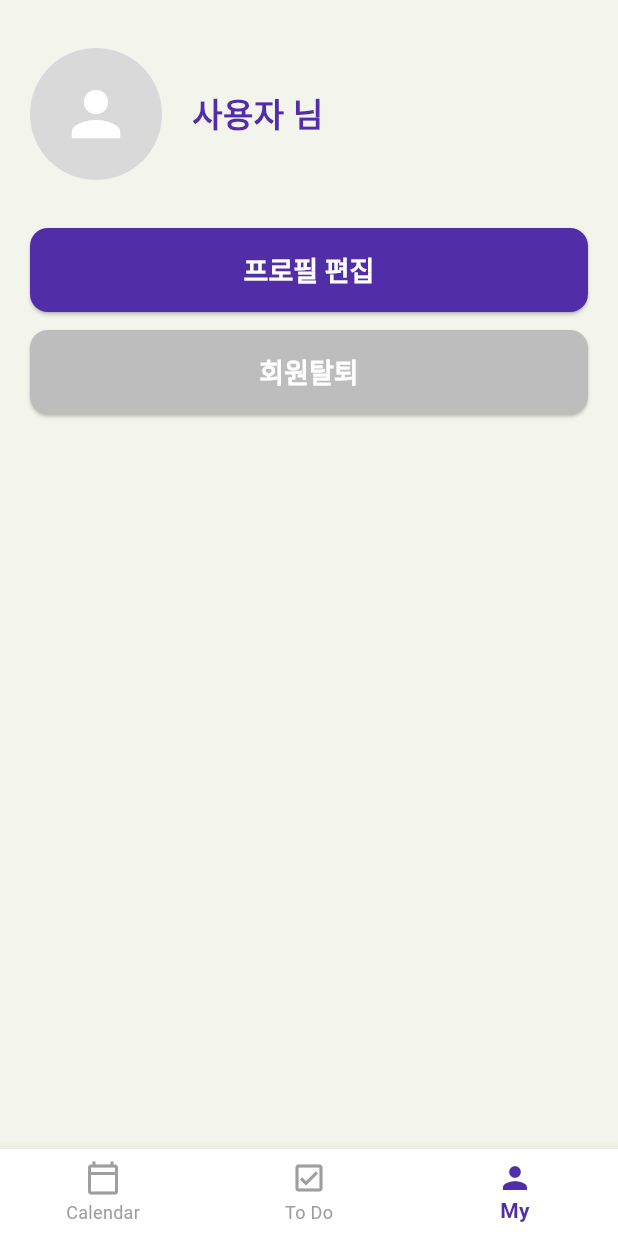
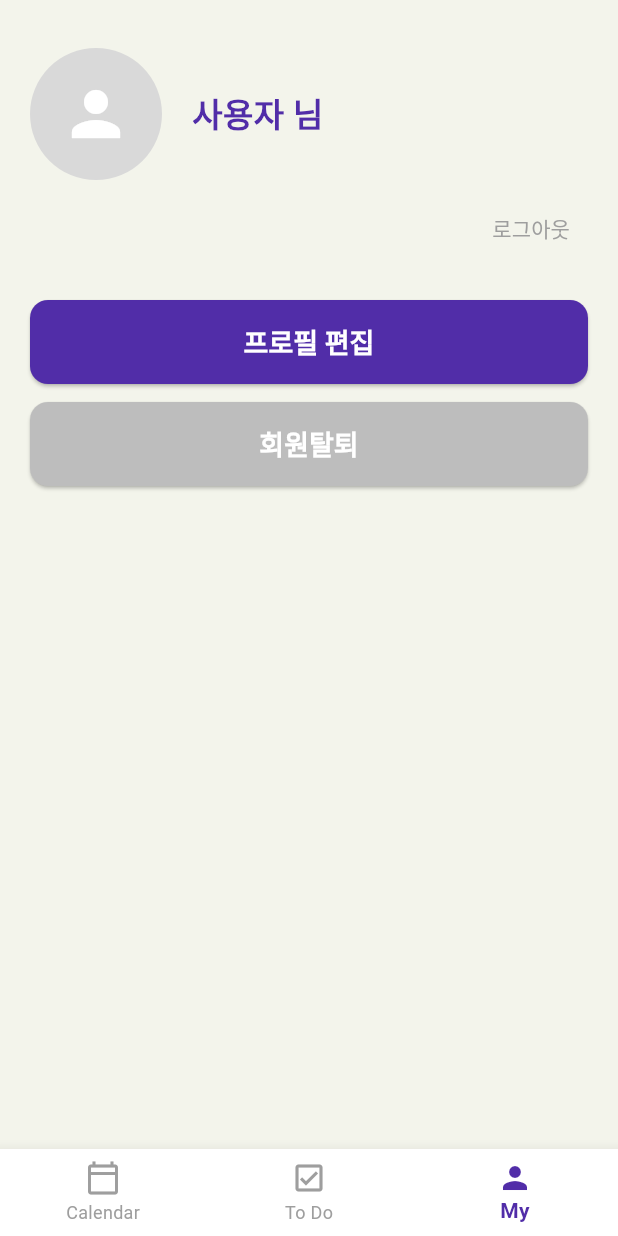
Before and after one commit to loveAlakazam/just_three_todolist, a Flutter app: the MyScreen screen opened by its route, on a phone screen of 412 x 824 dp. Run offline on Flutter 3.47's test engine with Material 3 defaults, Android fonts, the phone set to English and light mode, and no system bars; our stand-ins replace flutter_dotenv, flutter_riverpod, go_router, google_sign_in, image_picker, sign_in_button and 1 more; accounts and stored records are empty.

Commit message:
feat: 마이페이지에 로그아웃 버튼 추가
프로필 헤더 하단에 오른쪽 정렬된 회색 TextButton으로 로그아웃 기능을 추가한다.
AuthViewModel.signOut() 호출 후 router redirect가 자동으로 /login으로 이동.
설계 문서(04_mypage.md, 04_profile.md)도 함께 갱신.

Co-Authored-By: Claude Opus 4.6 <noreply@anthropic.com>

```diff
--- a/lib/features/profile/view/my_screen.dart
+++ b/lib/features/profile/view/my_screen.dart
@@ -2,6 +2,7 @@ import 'package:flutter/material.dart';
 import 'package:flutter_riverpod/flutter_riverpod.dart';
 import 'package:go_router/go_router.dart';
 
+import '../../auth/viewmodel/auth_view_model.dart';
 import '../../../shared/models/profile.dart';
 import '../viewmodel/profile_view_model.dart';
 
@@ -10,6 +11,7 @@ import '../viewmodel/profile_view_model.dart';
 /// 레이아웃:
 /// Scaffold → SafeArea → Column
 ///   ├─ Row (CircleAvatar + "{이름} 님")
+///   ├─ Align(right) → TextButton ("로그아웃", gray)
 ///   ├─ ElevatedButton ("프로필 편집", primary)
 ///   ├─ ElevatedButton ("회원탈퇴", gray)
 ///   └─ BottomNavigationBar (My 활성)
@@ -37,6 +39,25 @@ class _MyScreenState extends ConsumerState<MyScreen> {
   void _onTabTapped(int index) {
     if (index == _tabIndex) return;
     StatefulNavigationShell.of(context).goBranch(index);
+  }
+
+  /// 로그아웃 처리.
+  ///
+  /// `AuthViewModel.signOut()` 호출 → `authStateChanges`가 `SIGNED_OUT` 발행
+  /// → router redirect가 자동으로 `/login`으로 이동.
+  Future<void> _signOut() async {
+    try {
+      await ref.read(authViewModelProvider.notifier).signOut();
+    } catch (_) {
+      if (mounted) {
+        ScaffoldMessenger.of(context).showSnackBar(
+          const SnackBar(
+            content: Text('로그아웃에 실패했습니다. 다시 시도해주세요.'),
+            duration: Duration(seconds: 4),
+          ),
+        );
+      }
+    }
   }
 
   /// 프로필 편집 화면으로 이동.
@@ -169,7 +190,9 @@ class _MyScreenState extends ConsumerState<MyScreen> {
       crossAxisAlignment: CrossAxisAlignment.stretch,
       children: <Widget>[
         _buildProfileHeader(userName, avatarUrl),
-        const SizedBox(height: 32),
+        const SizedBox(height: 8),
+        _buildLogoutButton(),
+        const SizedBox(height: 24),
         _buildEditProfileButton(),
         const SizedBox(height: 12),
         _buildWithdrawButton(),
@@ -203,6 +226,23 @@ class _MyScreenState extends ConsumerState<MyScreen> {
           ),
         ),
       ],
+    );
+  }
+
+  // ────────────────────── 로그아웃 버튼 ──────────────────────
+  Widget _buildLogoutButton() {
+    return Align(
+      alignment: Alignment.centerRight,
+      child: TextButton(
+        onPressed: _signOut,
+        style: TextButton.styleFrom(
+          foregroundColor: const Color(0xFF9E9E9E),
+        ),
+        child: const Text(
+          '로그아웃',
+          style: TextStyle(fontSize: 14, fontWeight: FontWeight.w500),
+        ),
+      ),
     );
   }
 
```
Also changed, not shown: 2 other files.
